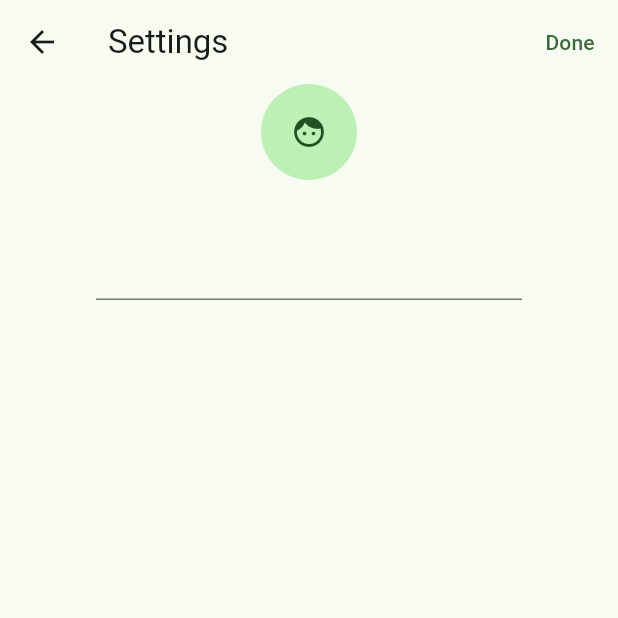
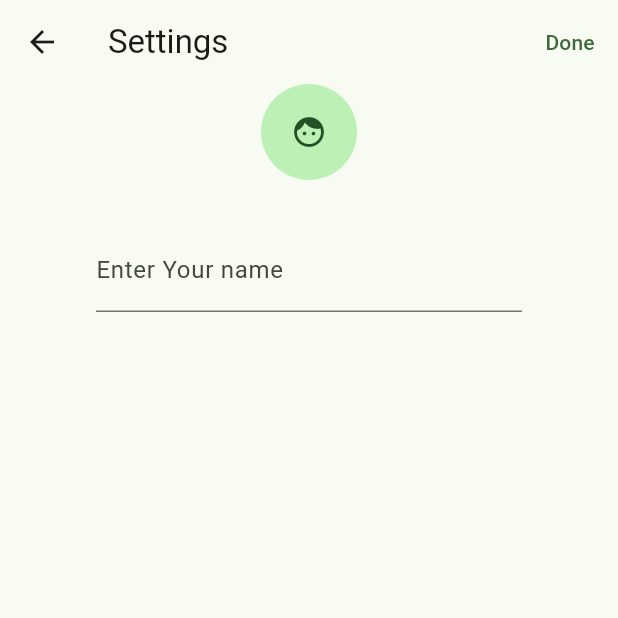
Before and after one commit to YarikineZ/teta-flutter, a Flutter app: the SettingsPage screen opened directly, after a tap on "Edit", on a phone screen of 412 x 824 dp, the top half of it. Run offline on Flutter 3.47's test engine with Material 2 defaults, Android fonts, the phone set to English and light mode, and no system bars; our stand-ins replace firebase_core, firebase_database, freezed_annotation, shared_preferences, timeago; missing offline and left inert: string_to_hex; accounts and stored records are empty; generated files the repository leaves out were written again.

Commit message:
Изменение имени пользователя

```diff
--- a/messenger/lib/main.dart
+++ b/messenger/lib/main.dart
@@ -58,8 +58,7 @@ class ALL extends StatefulWidget {
 class _ALLState extends State<ALL> {
   int _selectedIndex = 0;
   static const List<Widget> _widgetOptions = <Widget>[
-    //ContactsPage(),
-    MessagesList(), //TODO Change to contacts page
+    ContactsPage(),
     ChatsPage(),
     SettingsPage(),
   ];
--- /dev/null
+++ b/messenger/lib/models/user.dart
@@ -0,0 +1,25 @@
+import 'package:freezed_annotation/freezed_annotation.dart';
+// import 'package:flutter/foundation.dart';
+
+part 'user.freezed.dart';
+part 'user.g.dart';
+
+// flutter pub run build_runner build
+
+@freezed
+class User with _$User {
+  const factory User({
+    required String name,
+    required String uuid,
+  }) = _User;
+
+  // void set name(String newName) {
+  //   name = newName;
+  // }
+
+  // void set uuid(String newuUUID) {
+  //   uuid = newuUUID;
+  // }
+
+  factory User.fromJson(Map<String, dynamic> json) => _$UserFromJson(json);
+}
--- a/messenger/lib/pages/contacts_page.dart
+++ b/messenger/lib/pages/contacts_page.dart
@@ -12,8 +12,8 @@ class _ContactsPageState extends State<ContactsPage> {
   @override
   Widget build(BuildContext context) {
     return Scaffold(
-      appBar: AppBar(title: Text("Contacts")),
-      body: ListView(children: [
+      appBar: AppBar(title: const Text("Contacts")),
+      body: ListView(children: const [
         Divider(height: 0),
         ListTile(
           leading: CircleAvatar(child: Text('B')),
--- a/messenger/lib/pages/settings_page.dart
+++ b/messenger/lib/pages/settings_page.dart
@@ -1,5 +1,7 @@
 import 'package:flutter/cupertino.dart';
 import 'package:flutter/material.dart';
+import 'package:messenger/services/storage_servise.dart';
+import 'package:provider/provider.dart';
 
 class SettingsPage extends StatefulWidget {
   const SettingsPage({super.key});
@@ -10,6 +12,7 @@ class SettingsPage extends StatefulWidget {
 
 class _SettingsPageState extends State<SettingsPage> {
   bool _isEdit = false;
+  final TextEditingController _controller = TextEditingController();
 
   void _edit() {
     setState(() {
@@ -17,37 +20,50 @@ class _SettingsPageState extends State<SettingsPage> {
     });
   }
 
-  void _done() {
+  void _done(storage) {
     setState(() {
       _isEdit = false;
+      storage.saveNewName(_controller.text);
     });
   }
 
   @override
+  void dispose() {
+    super.dispose();
+    _controller.dispose();
+  }
+
+  @override
   Widget build(BuildContext context) {
+    final StorageService storage = context.read<StorageService>();
+
     return Scaffold(
       appBar: AppBar(
-        title: Text("Settings"),
+        title: const Text("Settings"),
         actions: [
           _isEdit
-              ? TextButton(onPressed: _edit, child: Text("Done"))
-              : TextButton(onPressed: _edit, child: Text("Edit"))
+              ? TextButton(
+                  onPressed: () => _done(storage), child: const Text("Done"))
+              : TextButton(onPressed: _edit, child: const Text("Edit"))
         ],
       ),
       body: Container(
         width: MediaQuery.of(context).size.width,
         child: Column(
           children: [
-            CircleAvatar(
+            const CircleAvatar(
               child: Icon(Icons.face),
               radius: 32,
             ),
-            SizedBox(height: 32.0),
+            const SizedBox(height: 32.0),
             _isEdit
                 ? Padding(
-                    padding: EdgeInsets.symmetric(horizontal: 64.0),
-                    child: TextField())
-                : Text("No name")
+                    padding: const EdgeInsets.symmetric(horizontal: 64.0),
+                    child: TextField(
+                      controller: _controller,
+                      decoration: InputDecoration(labelText: 'Enter Your name'),
+                    ))
+                : Text(storage.name)
           ],
         ),
       ),
--- /dev/null
+++ b/messenger/lib/services/storage_servise.dart
@@ -0,0 +1,45 @@
+import 'package:flutter/cupertino.dart';
+//import 'package:messenger/models/user.dart';
+import 'package:shared_preferences/shared_preferences.dart';
+import 'package:uuid/uuid.dart';
+
+class StorageService with ChangeNotifier {
+  //late User user;
+  late String uuid;
+  late String name;
+  late final SharedPreferences prefs;
+
+  Future init() async {
+    prefs = await SharedPreferences.getInstance();
+    // user.uuid = await _getUUID();
+    // user.name = await _getName();
+    uuid = await _getUUID();
+    name = await _getName();
+  }
+
+  Future<void> saveNewName(String newName) async {
+    name = newName;
+    await prefs.setString("name", name);
+  }
+
+  Future<String> _getName() async {
+    final String? name = prefs.getString('name');
+    if (name != null) {
+      return name;
+    } else {
+      print("USER NAME IS NULL");
+      return "No user name";
+    }
+  }
+
+  Future<String> _getUUID() async {
+    final String? oldUuid = prefs.getString('uuid');
+    if (oldUuid != null) {
+      return oldUuid;
+    } else {
+      String newUuid = const Uuid().v4();
+      await prefs.setString("uuid", newUuid);
+      return newUuid;
+    }
+  }
+}
```
Also changed, not shown: 1 other file.
